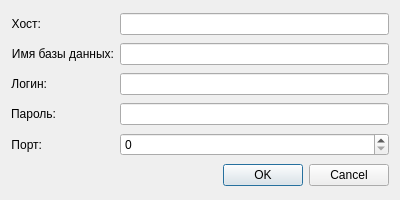
Old version of the form 08/FilmsDatabase/dbdata.ui in the repository ilyapatis24/QT_C.
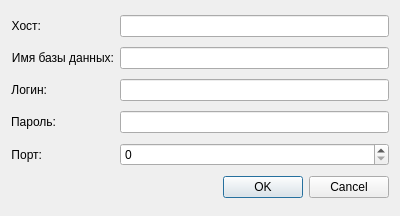
New version of the form.

What changed in the file:
```diff
--- a/08/FilmsDatabase/dbdata.ui
+++ b/08/FilmsDatabase/dbdata.ui
@@ -7,7 +7,7 @@
     <x>0</x>
     <y>0</y>
     <width>400</width>
-    <height>200</height>
+    <height>216</height>
    </rect>
   </property>
   <property name="windowTitle">
@@ -116,6 +116,9 @@
        <verstretch>0</verstretch>
       </sizepolicy>
      </property>
+     <property name="echoMode">
+      <enum>QLineEdit::EchoMode::Password</enum>
+     </property>
     </widget>
    </item>
    <item row="4" column="0">
```
Left out of the diff: 16 changed lines with no effect on the pictures.
